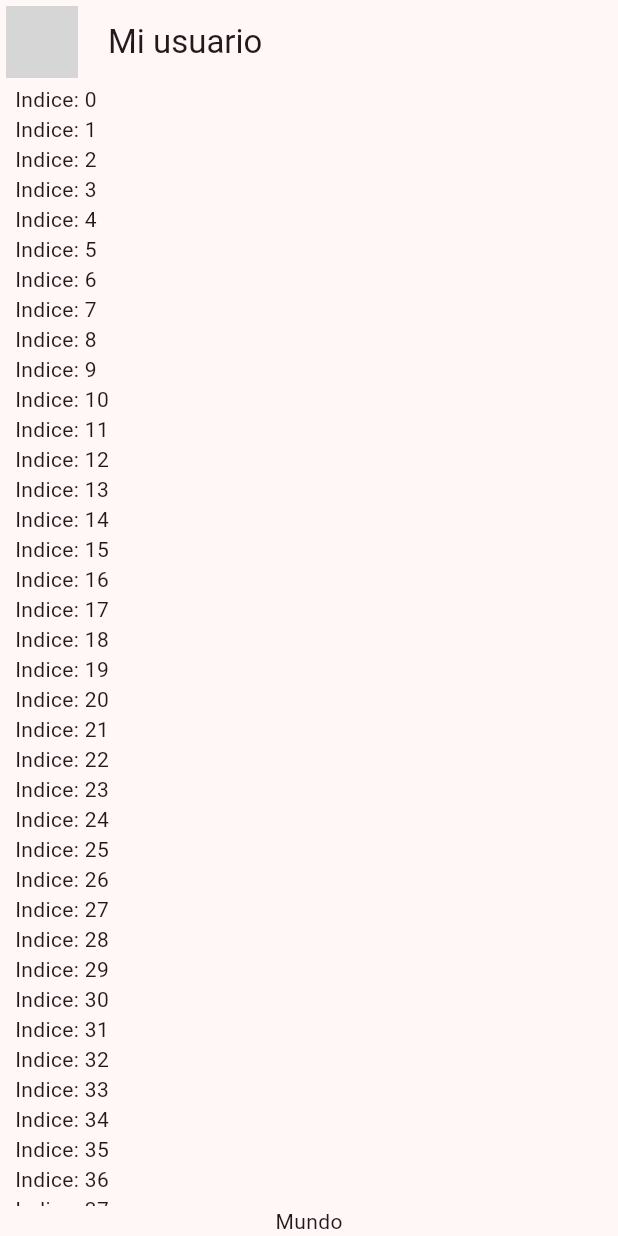
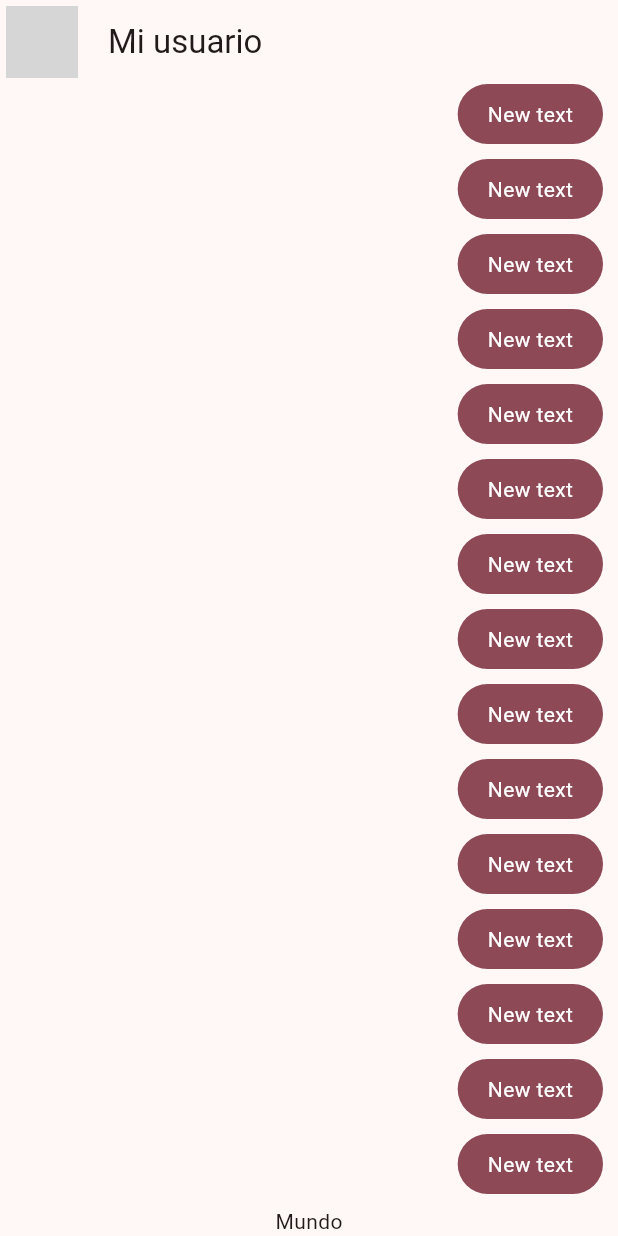
Before and after one commit to fellgar246/flutter_yes_no_app, a Flutter app: the screen it shows after launch, on a phone screen of 412 x 824 dp. Run offline on Flutter 3.47's test engine with Material 2 defaults, Android fonts, the phone set to English and light mode, and no system bars; network calls fail; grey boxes are pictures that could not be loaded.

Commit message:
messages display

```diff
--- a/lib/main.dart
+++ b/lib/main.dart
@@ -1,6 +1,6 @@
 import 'package:flutter/material.dart';
 import 'package:flutter_yes_no_app/config/theme/app_theme.dart';
-import 'package:flutter_yes_no_app/presentation/chat/chat_screen.dart';
+import 'package:flutter_yes_no_app/presentation/screens/chat/chat_screen.dart';
 
 void main() => runApp(const MyApp());
 
--- a/lib/presentation/chat/chat_screen.dart
+++ b/lib/presentation/screens/chat/chat_screen.dart
@@ -1,4 +1,5 @@
 import 'package:flutter/material.dart';
+import 'package:flutter_yes_no_app/presentation/widgets/chat/my_message_bubble.dart';
 
 class ChatScreen extends StatelessWidget {
   const ChatScreen({super.key});
@@ -33,7 +34,7 @@ class _ChatView extends StatelessWidget {
             Expanded(child: ListView.builder(
               itemCount: 100,
               itemBuilder: (context, index) {
-              return Text('Indice: $index');
+              return const MyMessageBubble();
             })),
             Text('Mundo')
           ],
--- /dev/null
+++ b/lib/presentation/widgets/chat/my_message_bubble.dart
@@ -0,0 +1,30 @@
+import 'package:flutter/material.dart';
+
+class MyMessageBubble extends StatelessWidget {
+  const MyMessageBubble({super.key});
+
+  @override
+  Widget build(BuildContext context) {
+    final colors = Theme.of(context).colorScheme;
+
+    return Column(
+      crossAxisAlignment: CrossAxisAlignment.end,
+      children: [
+        Container(
+          decoration: BoxDecoration(
+              color: colors.primary, borderRadius: BorderRadius.circular(20)),
+          child: const Padding(
+            padding: EdgeInsets.symmetric(horizontal: 20, vertical: 10),
+            child: Text(
+              'New text',
+              style: TextStyle(color: Colors.white),
+            ),
+          ),
+        ),
+        const SizedBox(
+          height: 10,
+        )
+      ],
+    );
+  }
+}
```
